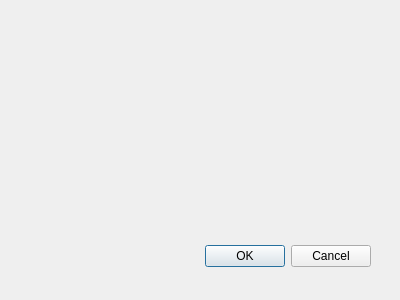
vincentBenet/recLayerAdd-QGIS-plugin, file recLayerAdd_dialog_base.ui: the form before one commit.
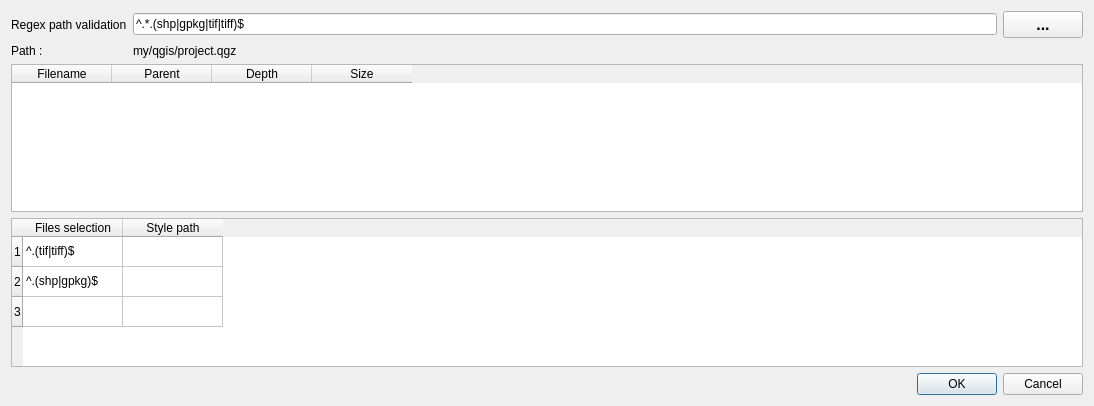
The form after the commit.

Patch:
```diff
--- a/recLayerAdd_dialog_base.ui
+++ b/recLayerAdd_dialog_base.ui
@@ -1,33 +1,156 @@
 <ui version="4.0" >
  <class>recLayerAddDialogBase</class>
- <widget class="QDialog" name="recLayerAddDialogBase" >
-  <property name="geometry" >
+ <widget class="QDialog" name="recLayerAddDialogBase">
+  <property name="geometry">
    <rect>
     <x>0</x>
     <y>0</y>
-    <width>400</width>
-    <height>300</height>
+    <width>1094</width>
+    <height>406</height>
    </rect>
   </property>
   <property name="windowTitle" >
    <string>recLayerAdd</string>
   </property>
-  <widget class="QDialogButtonBox" name="button_box" >
-   <property name="geometry" >
-    <rect>
-     <x>30</x>
-     <y>240</y>
-     <width>341</width>
-     <height>32</height>
-    </rect>
-   </property>
-   <property name="orientation" >
-    <enum>Qt::Horizontal</enum>
-   </property>
-   <property name="standardButtons" >
-    <set>QDialogButtonBox::Cancel|QDialogButtonBox::Ok</set>
-   </property>
-  </widget>
+  <layout class="QGridLayout" name="gridLayout">
+   <item row="2" column="2" colspan="3">
+    <widget class="QTableWidget" name="tableWidget">
+     <property name="autoScroll">
+      <bool>false</bool>
+     </property>
+     <property name="editTriggers">
+      <set>QAbstractItemView::NoEditTriggers</set>
+     </property>
+     <property name="showGrid">
+      <bool>true</bool>
+     </property>
+     <property name="gridStyle">
+      <enum>Qt::DashDotLine</enum>
+     </property>
+     <property name="sortingEnabled">
+      <bool>true</bool>
+     </property>
+     <property name="cornerButtonEnabled">
+      <bool>false</bool>
+     </property>
+     <column>
+      <property name="text">
+       <string>Filename</string>
+      </property>
+     </column>
+     <column>
+      <property name="text">
+       <string>Parent</string>
+      </property>
+     </column>
+     <column>
+      <property name="text">
+       <string>Depth</string>
+      </property>
+     </column>
+     <column>
+      <property name="text">
+       <string>Size</string>
+      </property>
+     </column>
+    </widget>
+   </item>
+   <item row="0" column="4">
+    <widget class="QPushButton" name="pushButton_browse">
+     <property name="font">
+      <font>
+       <pointsize>12</pointsize>
+       <weight>75</weight>
+       <italic>false</italic>
+       <bold>true</bold>
+       <underline>false</underline>
+       <strikeout>false</strikeout>
+       <kerning>true</kerning>
+      </font>
+     </property>
+     <property name="text">
+      <string>...</string>
+     </property>
+    </widget>
+   </item>
+   <item row="0" column="2">
+    <widget class="QLabel" name="label_regex">
+     <property name="text">
+      <string>Regex path validation</string>
+     </property>
+    </widget>
+   </item>
+   <item row="4" column="2" colspan="3">
+    <widget class="QDialogButtonBox" name="button_box">
+     <property name="orientation">
+      <enum>Qt::Horizontal</enum>
+     </property>
+     <property name="standardButtons">
+      <set>QDialogButtonBox::Cancel|QDialogButtonBox::Ok</set>
+     </property>
+    </widget>
+   </item>
+   <item row="0" column="3">
+    <widget class="QLineEdit" name="lineEdit_regex">
+     <property name="text">
+      <string>^.*.(shp|gpkg|tif|tiff)$</string>
+     </property>
+    </widget>
+   </item>
+   <item row="3" column="2" colspan="3">
+    <widget class="QTableWidget" name="tableWidget_2">
+     <row>
+      <property name="text">
+       <string>1</string>
+      </property>
+     </row>
+     <row>
+      <property name="text">
+       <string>2</string>
+      </property>
+     </row>
+     <row>
+      <property name="text">
+       <string>3</string>
+      </property>
+     </row>
+     <column>
+      <property name="text">
+       <string>Files selection</string>
+      </property>
+     </column>
+     <column>
+      <property name="text">
+       <string>Style path</string>
+      </property>
+     </column>
+     <item row="0" column="0">
+      <property name="text">
+       <string>^.(tif|tiff)$</string>
+      </property>
+     </item>
+     <item row="1" column="0">
+      <property name="text">
+       <string>^.(shp|gpkg)$</string>
+      </property>
+     </item>
+    </widget>
+   </item>
+   <item row="1" column="2">
+    <widget class="QLabel" name="label_path">
+     <property name="text">
+      <string>Path : </string>
+     </property>
+    </widget>
+   </item>
+   <item row="1" column="3" colspan="2">
+    <widget class="QLabel" name="label_path_browsed">
+     <property name="text">
+      <string>my/qgis/project.qgz</string>
+     </property>
+    </widget>
+   </item>
+  </layout>
  </widget>
  <resources/>
  <connections>
```
Left out of the diff: 29 changed lines with no effect on the pictures.
